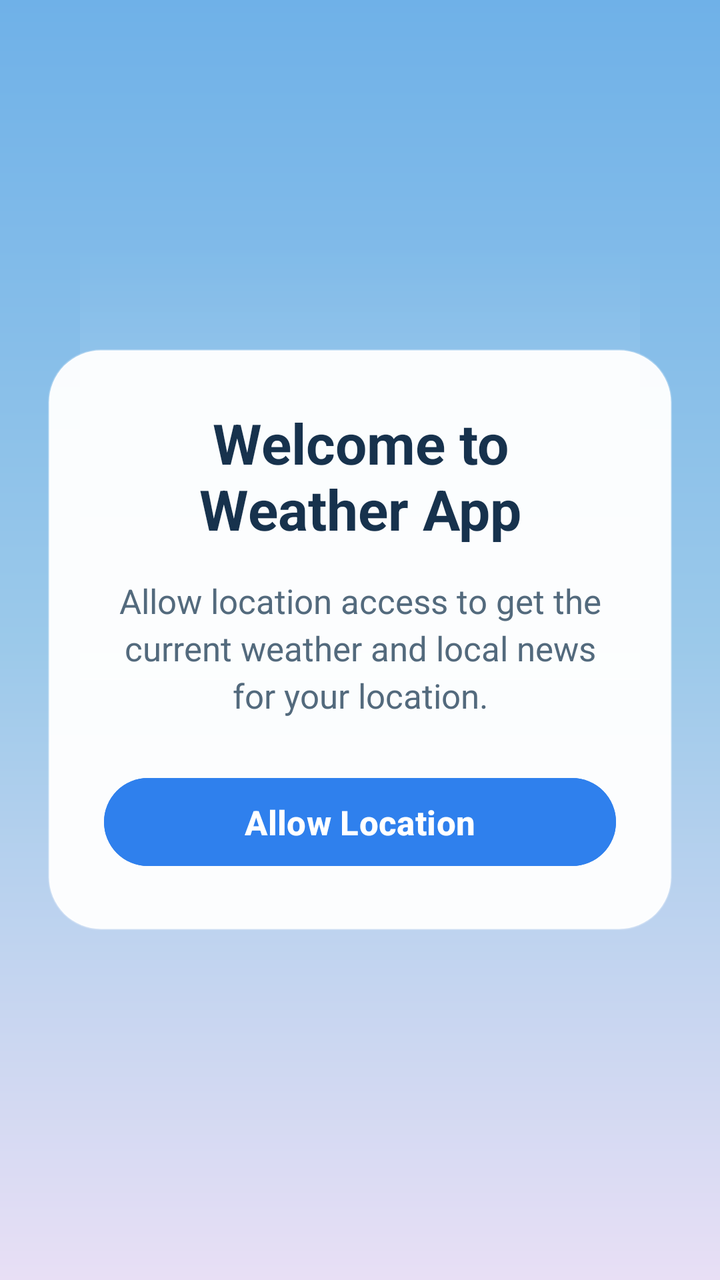
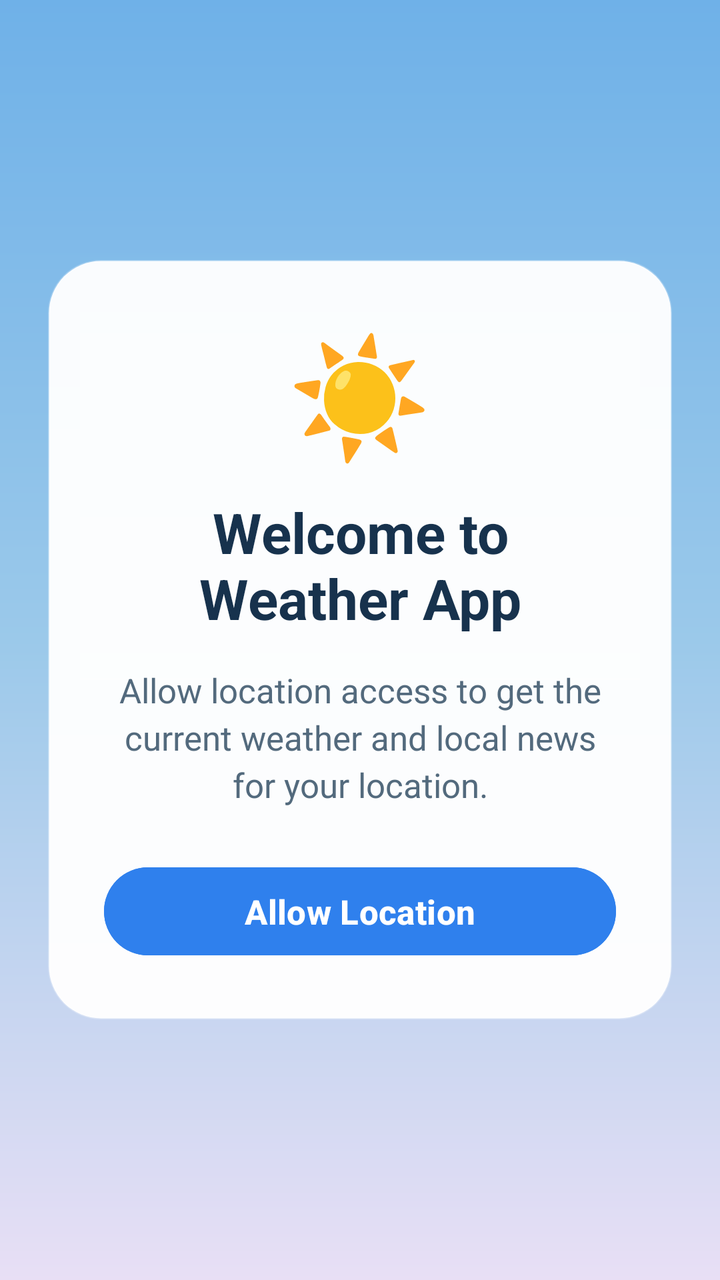

Before-and-after screenshots of an Android layout around one commit, followed by the original layout XML and the change that was made.
<!-- AndroidManifest.xml: application theme Theme.InternshipTasks -->
<!-- res/layout/activity_location_permission_task9.xml -->
<?xml version="1.0" encoding="utf-8"?>
<LinearLayout
    xmlns:android="http://schemas.android.com/apk/res/android"
    xmlns:app="http://schemas.android.com/apk/res-auto"
    android:layout_width="match_parent"
    android:layout_height="match_parent"
    android:orientation="vertical"
    android:gravity="center"
    android:padding="24dp"
    android:background="@drawable/permission_background_task9">


    <LinearLayout
        android:layout_width="match_parent"
        android:layout_height="wrap_content"
        android:orientation="vertical"
        android:gravity="center"
        android:padding="28dp"
        android:background="@drawable/permission_card_task9">










        <TextView
            android:id="@+id/tvPermissionTitle"
            android:layout_width="match_parent"
            android:layout_height="wrap_content"
            android:text="Welcome to Weather App"
            android:textSize="28sp"
            android:textStyle="bold"
            android:textColor="#17324D"
            android:gravity="center"
            android:layout_marginBottom="16dp" />


        <TextView
            android:id="@+id/tvPermissionMessage"
            android:layout_width="match_parent"
            android:layout_height="wrap_content"
            android:text="Allow location access to get the current weather and local news for your location."
            android:textSize="17sp"
            android:textColor="#536A7D"
            android:gravity="center"
            android:lineSpacingExtra="4dp"
            android:layout_marginBottom="26dp" />


        <Button
            android:id="@+id/btnAllowLocation"
            android:layout_width="match_parent"
            android:layout_height="wrap_content"
            android:text="Allow Location"
            android:textSize="17sp"
            android:textStyle="bold"
            android:textColor="#FFFFFF"
            android:minHeight="52dp"
            android:backgroundTint="#2F80ED" />

    </LinearLayout>

</LinearLayout>
<!-- resources referenced by this layout -->
<resources>
  <!-- drawable permission_background_task9 (drawable) -->
  <?xml version="1.0" encoding="utf-8"?>
  <layer-list xmlns:android="http://schemas.android.com/apk/res/android">
  
      
      <item>
          <shape android:shape="rectangle">
  
              <gradient
                  android:angle="270"
                  android:startColor="#6FB1E8"
                  android:centerColor="#9BC9EA"
                  android:endColor="#E8DFF5" />
  
          </shape>
      </item>
  
      
      <item
          android:top="120dp"
          android:left="40dp"
          android:right="40dp"
          android:bottom="300dp">
  
          <shape android:shape="rectangle">
  
              <gradient
                  android:angle="90"
                  android:startColor="#55FFFFFF"
                  android:centerColor="#20FFFFFF"
                  android:endColor="#00FFFFFF" />
  
          </shape>
  
      </item>
  
  </layer-list>
  <!-- drawable permission_card_task9 (drawable) -->
  <?xml version="1.0" encoding="utf-8"?>
  <shape xmlns:android="http://schemas.android.com/apk/res/android"
      android:shape="rectangle">
  
      <solid android:color="#F5FFFFFF" />
  
      <corners android:radius="26dp" />
  
      <stroke
          android:width="1dp"
          android:color="#40FFFFFF" />
  
  </shape>
  <style name="Theme.InternshipTasks" parent="Base.Theme.InternshipTasks" />
  <style name="Base.Theme.InternshipTasks" parent="Theme.Material3.DayNight.NoActionBar">
          
          
      </style>
</resources>

<!-- the commit's change to res/layout/activity_location_permission_task9.xml (unified diff, before → after) -->
@@ -19,12 +19,12 @@
         android:background="@drawable/permission_card_task9">
 
 
-
-
-
-
-
-
+        <TextView
+            android:layout_width="wrap_content"
+            android:layout_height="wrap_content"
+            android:text="☀️"
+            android:textSize="58sp"
+            android:layout_marginBottom="12dp" />
 
 
         <TextView
